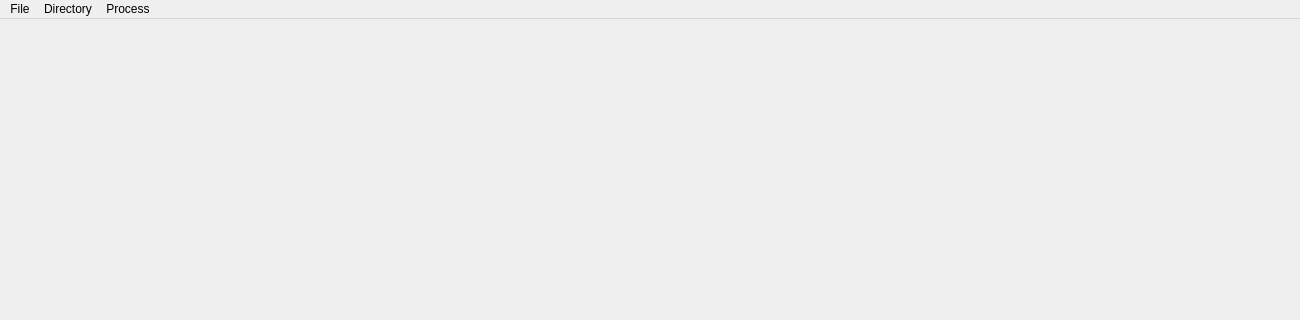
First picture: the form in FelixGUI/FelixGUI/FelixGUI.ui, repository guysudai1/End-Project-grade-12, before the edit; both pictures show x 0 to 1300 and y 0 to 320 of the 1300 by 800 pixel window.
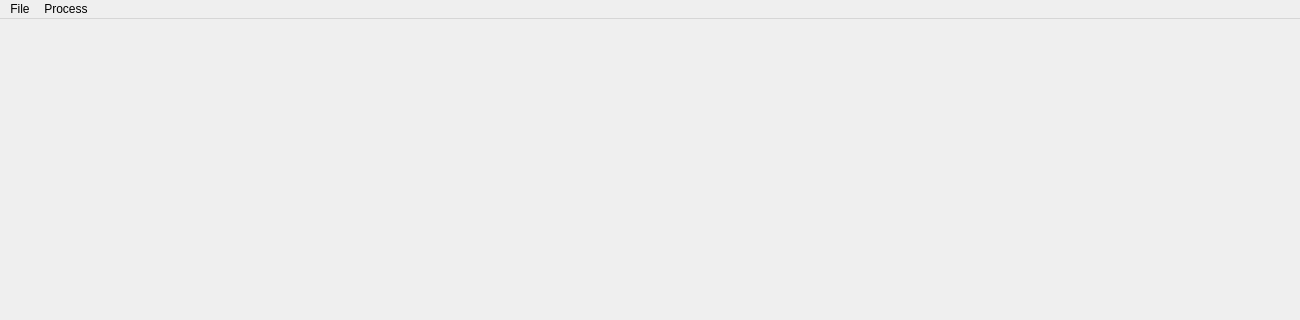
Second picture: the form after the edit.

The edit to the form file:
```diff
--- a/FelixGUI/FelixGUI/FelixGUI.ui
+++ b/FelixGUI/FelixGUI/FelixGUI.ui
@@ -58,12 +58,6 @@
      <height>21</height>
     </rect>
    </property>
-   <widget class="QMenu" name="menuFile">
-    <property name="title">
-     <string>Directory</string>
-    </property>
-    <addaction name="actionSelect_Directory"/>
-   </widget>
    <widget class="QMenu" name="menuProcess">
     <property name="title">
      <string>Process</string>
@@ -78,7 +72,6 @@
     <addaction name="actionExit"/>
    </widget>
    <addaction name="menuFile_2"/>
-   <addaction name="menuFile"/>
    <addaction name="menuProcess"/>
   </widget>
   <action name="actionLaunch">
```
